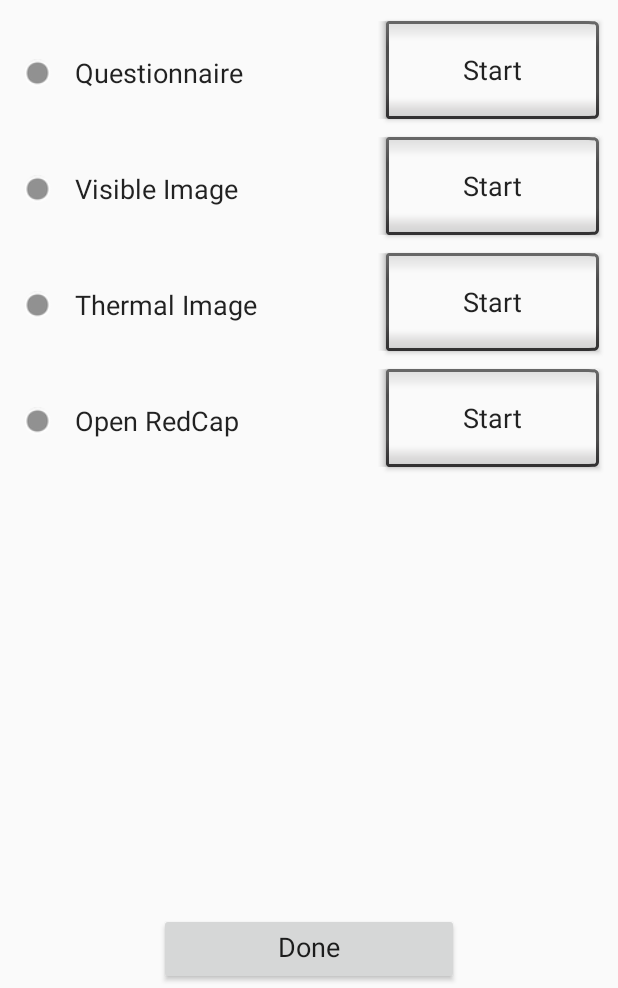
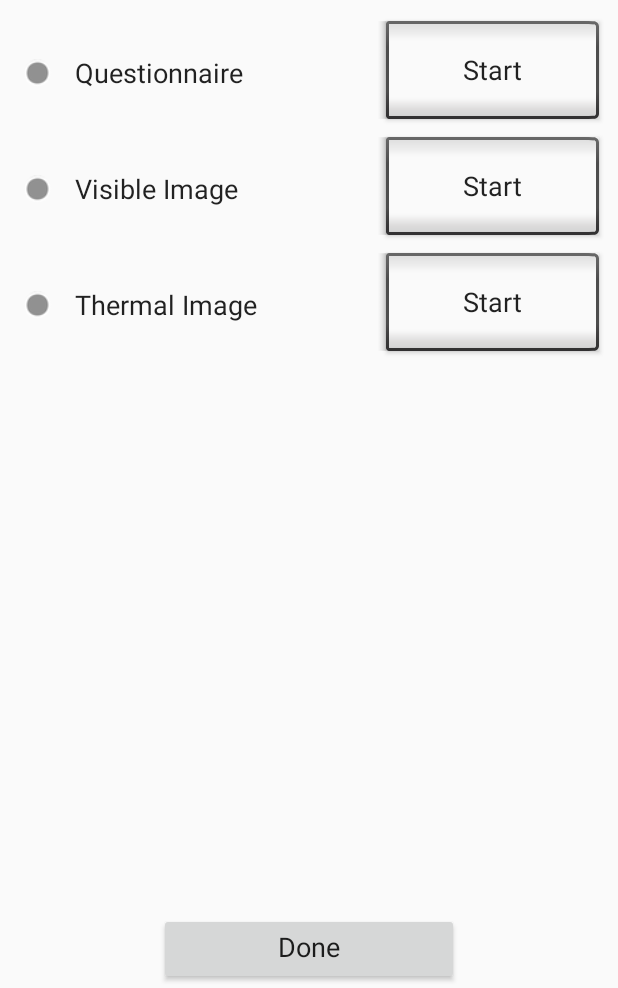
Before and after one commit to ShrishChou/wound, an Android app: the LauncherActivity screen opened directly, with no data from a screen before it, on a phone screen of 412 x 824 dp, the part 248-1236 px from its top. Run offline under Robolectric (Android 15) with nearby library versions, the phone set to English and light mode, and no system bars; libraries missing offline, so code that uses them is left out: com.mobiletechnologylab.apilib, com.mobiletechnologylab.storagelib; 3 statements that could not run were skipped.

Commit message:
Deleted Redcap Entry

```diff
--- a/app/src/main/res/layout/activity_measurements_summary.xml
+++ b/app/src/main/res/layout/activity_measurements_summary.xml
@@ -235,63 +235,6 @@
       </RelativeLayout>
 
 
-
-
-      <RelativeLayout
-        android:id="@+id/redCapContainerLayout"
-        android:layout_width="match_parent"
-        android:layout_height="77dp"
-        android:layout_alignParentLeft="true"
-        android:layout_alignParentStart="true"
-        android:layout_centerVertical="true"
-        android:clickable="true"
-        android:focusable="true"
-        android:focusableInTouchMode="true"
-        android:orientation="vertical">
-
-        <ImageView
-          android:id="@+id/statusIndicatorRedCapImageView"
-          android:layout_width="50dp"
-          android:layout_height="20dp"
-          android:layout_alignParentLeft="true"
-          android:layout_alignParentStart="true"
-          android:layout_centerVertical="true"
-          android:src="@android:drawable/presence_invisible"/>
-
-        <FrameLayout
-          android:layout_width="wrap_content"
-          android:layout_height="wrap_content"
-          android:layout_centerVertical="true"
-          android:layout_toEndOf="@+id/statusIndicatorRedCapImageView"
-          android:layout_toRightOf="@+id/statusIndicatorRedCapImageView">
-
-          <TextView
-            android:id="@+id/redCapAppNameTextView"
-            android:layout_width="wrap_content"
-            android:layout_height="wrap_content"
-            android:layout_alignParentTop="true"
-            android:layout_toEndOf="@+id/statusIndicatorRedCapImageView"
-            android:layout_toRightOf="@+id/statusIndicatorRedCapImageView"
-            android:text="Open RedCap"
-            android:textAppearance="@android:style/TextAppearance.Medium"/>
-        </FrameLayout>
-
-        <Button
-          android:id="@+id/openRedCapBtn"
-          style="@android:style/Widget.Material.Light.Button.Inset"
-          android:layout_width="150dp"
-          android:layout_height="match_parent"
-          android:layout_marginRight="10dp"
-          android:layout_alignParentBottom="true"
-          android:layout_alignParentEnd="true"
-          android:layout_alignParentRight="true"
-          android:layout_alignParentTop="true"
-          android:backgroundTintMode="multiply"
-          android:text="Start"
-          android:textAppearance="@android:style/TextAppearance.Medium"/>
-      </RelativeLayout>
-
-
     </LinearLayout>
   </ScrollView>
 
```
